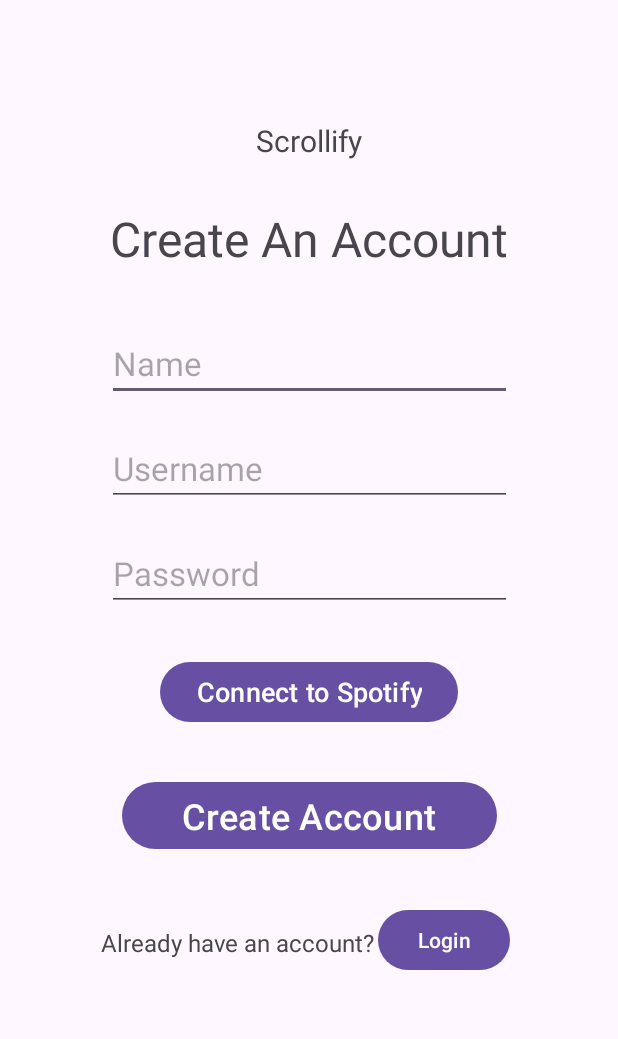
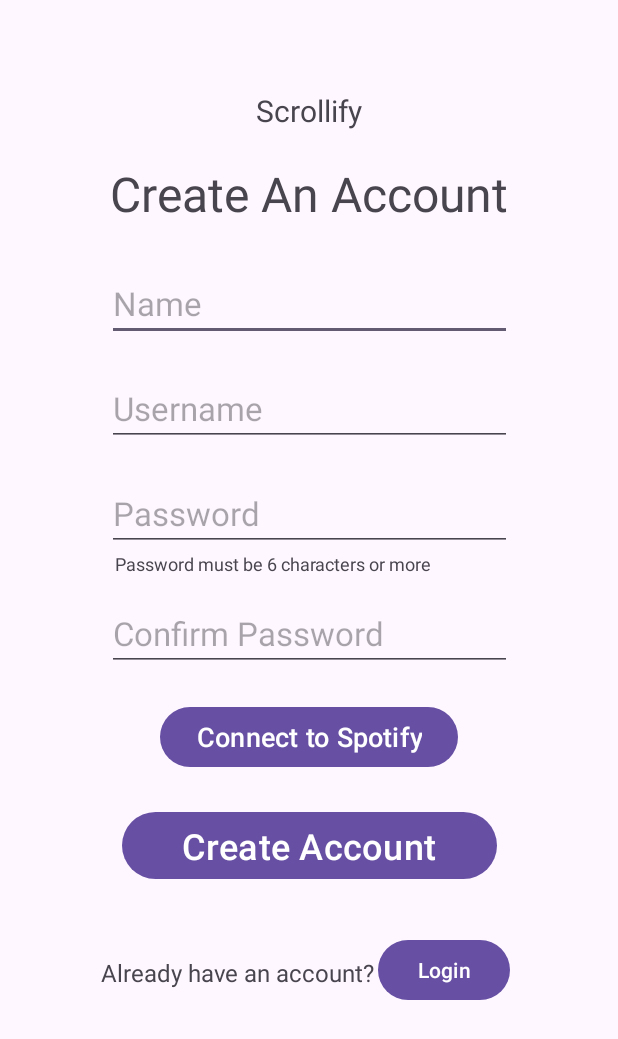
Before and after one commit to JohnN310/Scrollify, an Android app: the layout create_account.xml on its own in the app's theme, with its tools: preview values and no code run, on a phone screen of 412 x 824 dp. Shown: the top 1039 px of the screen. Run offline under Robolectric (Android 15) with nearby library versions, the phone set to English and light mode, and no system bars.

Commit message:
added fields to create account

```diff
--- a/app/src/main/res/layout/create_account.xml
+++ b/app/src/main/res/layout/create_account.xml
@@ -12,7 +12,7 @@
         android:layout_width="wrap_content"
         android:layout_height="wrap_content"
         android:layout_marginStart="120dp"
-        android:layout_marginTop="80dp"
+        android:layout_marginTop="60dp"
         android:layout_marginBottom="20dp"
         android:layout_marginEnd="120dp"
         android:text="@string/scrollify"
@@ -28,7 +28,7 @@
         android:layout_height="wrap_content"
         android:layout_marginStart="120dp"
         android:layout_marginEnd="120dp"
-        android:layout_marginTop="30dp"
+        android:layout_marginTop="20dp"
         android:text="@string/create_an_account"
         android:textSize="32sp"
         app:layout_constraintEnd_toEndOf="parent"
@@ -40,9 +40,10 @@
         android:id="@+id/type_name"
         android:layout_width="270sp"
         android:layout_height="wrap_content"
-        android:layout_marginTop="80dp"
+        android:layout_marginTop="70dp"
         android:layout_marginStart="60dp"
         android:layout_marginEnd="60dp"
+        android:inputType="text"
         android:hint="@string/name"
         app:layout_constraintStart_toStartOf="parent"
         app:layout_constraintEnd_toEndOf="parent"
@@ -70,28 +71,57 @@
         android:layout_marginStart="60dp"
         android:layout_marginEnd="60dp"
         android:hint="@string/password"
+        android:inputType="textPassword"
         app:layout_constraintStart_toStartOf="parent"
         app:layout_constraintEnd_toEndOf="parent"
         app:layout_constraintTop_toTopOf="@id/create_username"
+        android:textSize="22sp"/>
+
+    <TextView
+        android:id="@+id/password_length"
+        android:layout_width="wrap_content"
+        android:layout_height="wrap_content"
+        android:layout_marginStart="72dp"
+        android:layout_marginTop="0dp"
+        android:layout_marginBottom="20dp"
+        android:layout_marginEnd="120dp"
+        android:text="@string/password_must_be_6_characters_or_more"
+        android:textSize="12sp"
+        app:layout_constraintEnd_toEndOf="parent"
+        app:layout_constraintStart_toStartOf="parent"
+        app:layout_constraintTop_toBottomOf="@id/create_password" />
+
+    <EditText
+        android:id="@+id/confirm_password"
+        android:layout_width="270sp"
+        android:layout_height="wrap_content"
+        android:layout_marginTop="30dp"
+        android:layout_marginStart="60dp"
+        android:layout_marginEnd="60dp"
+        android:hint="@string/confirm_password"
+        android:inputType="textPassword"
+        app:layout_constraintStart_toStartOf="parent"
+        app:layout_constraintEnd_toEndOf="parent"
+        app:layout_constraintTop_toTopOf="@id/password_length"
         android:textSize="22sp"/>
 
     <Button
         android:id="@+id/connect_spotify_button"
         android:layout_width="wrap_content"
         android:layout_height="wrap_content"
-        android:layout_marginTop="80dp"
+        android:layout_marginTop="70dp"
         android:text="@string/connect_to_spotify"
         android:textColor="@color/white"
         android:textSize="18sp"
         app:layout_constraintEnd_toEndOf="parent"
         app:layout_constraintStart_toStartOf="parent"
-        app:layout_constraintTop_toTopOf="@id/create_password" />
+        app:layout_constraintTop_toTopOf="@id/confirm_password" />
 
     <Button
         android:id="@+id/create_account"
         android:layout_width="250dp"
         android:layout_height="wrap_content"
-        android:layout_marginTop="80dp"
+        android:layout_marginTop="70dp"
         android:layout_marginStart="74dp"
         android:layout_marginEnd="74dp"
         android:text="@string/create_account"
--- a/app/src/main/res/values/strings.xml
+++ b/app/src/main/res/values/strings.xml
@@ -55,4 +55,6 @@
     <string name="go_to_create_account">Create Account</string>
     <string name="top_tracks">Top Tracks</string>
     <string name="name">Name</string>
+    <string name="confirm_password">Confirm Password</string>
+    <string name="password_must_be_6_characters_or_more">Password must be 6 characters or more</string>
 </resources>
```
Also changed, not shown: app/src/main/java/com/example/spotifytest/CreateAccount.java (+21 -7 lines).
